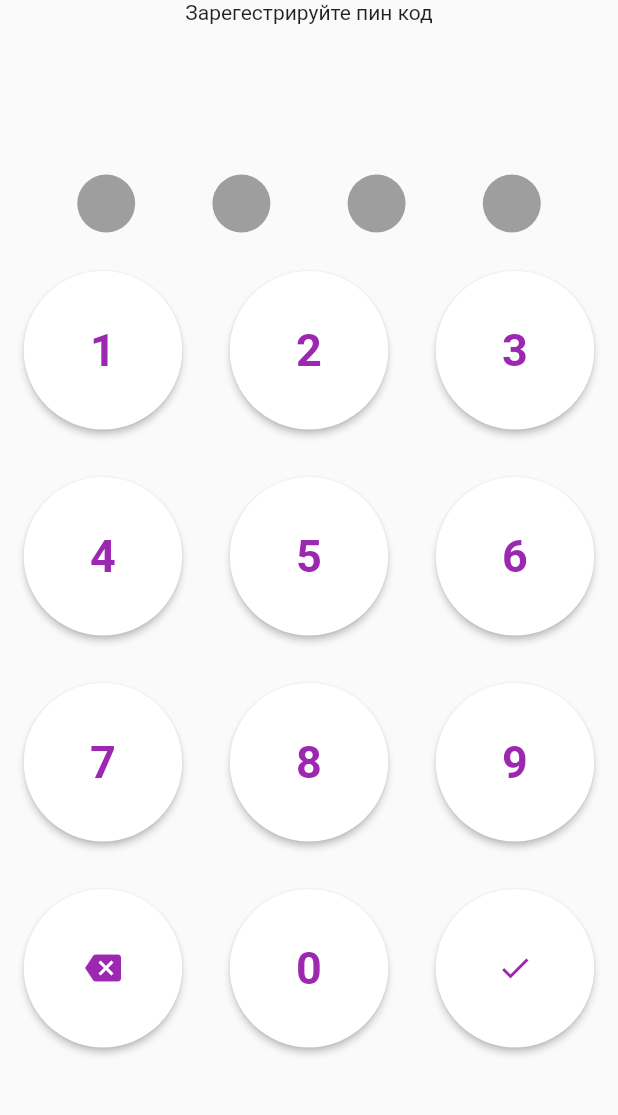
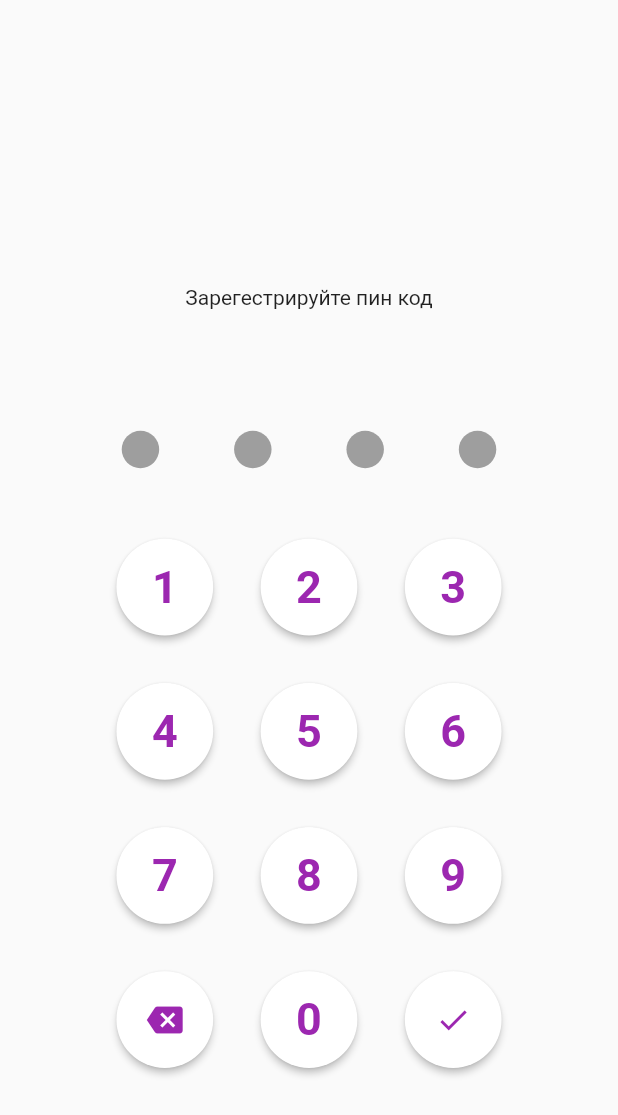
Before and after one commit to WeOwnYou/bloc_example_remake, a Flutter app: the screen it shows after launch, on a phone screen of 412 x 824 dp. Shown: the top 1115 px of the screen. Run offline on Flutter 3.47's test engine with Material 2 defaults, Android fonts, the phone set to English and light mode, and no system bars; our stand-ins replace auto_route, equatable, flutter_bloc, flutter_secure_storage, hive, hive_flutter; accounts and stored records are empty.

```diff
--- a/lib/app.dart
+++ b/lib/app.dart
@@ -10,18 +10,17 @@ import 'package:vedita_learning2/ui/authentication/authentication.dart';
 class MyApp extends StatelessWidget {
   final UserRepository userRepository;
   final AuthenticationRepository authenticationRepository;
-  final HiveRepository hiveRepository;
   const MyApp({
     super.key,
     required this.userRepository,
-    required this.hiveRepository,
     required this.authenticationRepository,
   });
   @override
   Widget build(BuildContext context) {
-    return RepositoryProvider<AuthenticationRepository>.value(
-      value: authenticationRepository,
-      child: BlocProvider<AuthenticationBloc>(
+    return
+      // RepositoryProvider<AuthenticationRepository>.value(
+      // value: authenticationRepository,
+      BlocProvider<AuthenticationBloc>(
         create: (_) => AuthenticationBloc(
           authenticationRepository: authenticationRepository,
           userRepository: userRepository,
@@ -32,7 +31,7 @@ class MyApp extends StatelessWidget {
           routeInformationParser: AppRouter.instance().defaultRouteParser(),
           builder: buildBlocListener,
         ),
-      ),
+      // ),
     );
   }
 
@@ -45,7 +44,7 @@ class MyApp extends StatelessWidget {
           case AuthenticationStatus.authenticated:
             AppRouter.instance().replace(
               MainScreenRoute(
-                hiveRepository: hiveRepository,
+                hiveRepository: HiveRepository(),
                 userRepository: userRepository,
               ),
             );
--- a/lib/main.dart
+++ b/lib/main.dart
@@ -6,14 +6,13 @@ import 'package:user_repository/user_repository.dart';
 import 'app.dart';
 
 void main() async {
+  WidgetsFlutterBinding.ensureInitialized();
+  await Hive.initFlutter();
   Hive
     ..registerAdapter(TaskTypesAdapter())
     ..registerAdapter(TimeOfDayAdapter());
-  await Hive.initFlutter();
-  WidgetsFlutterBinding.ensureInitialized();
   runApp(
     MyApp(
-      hiveRepository: HiveRepository(),
       authenticationRepository: AuthenticationRepository(),
       userRepository: UserRepository(),
     ),
--- a/lib/ui/authentication/view/authentication_page.dart
+++ b/lib/ui/authentication/view/authentication_page.dart
@@ -23,16 +23,17 @@ class AuthenticationPage extends StatelessWidget {
       body: Column(
         children: [
           Expanded(
-            child: SafeArea(
-              child: Text(enteringText),
-            ),
+            flex: 3,
+            child: Align(
+              alignment: Alignment.bottomCenter,
+                child: Text(enteringText),),
           ),
           const Expanded(
             flex: 2, //3?
             child: BuildPinDotesWidget(),
           ),
           const Expanded(
-            flex: 12,
+            flex: 7,
             child: BuildNumPadWidget(),
           ),
         ],
--- a/lib/ui/authentication/widgets/num_pad.dart
+++ b/lib/ui/authentication/widgets/num_pad.dart
@@ -14,7 +14,10 @@ class BuildNumPadWidget extends StatelessWidget {
       fontWeight: FontWeight.bold,
       fontSize: 30,
     );
-    return GridView.count(
+    return FractionallySizedBox(
+      widthFactor: 0.7,
+      child: GridView.count(
+        physics: const NeverScrollableScrollPhysics(),
         crossAxisCount: 3,
         children: [
           ...List.generate(
@@ -45,6 +48,7 @@ class BuildNumPadWidget extends StatelessWidget {
             circleSize: size,
           ),
         ],
+      ),
     );
   }
 }
--- a/lib/ui/authentication/widgets/pin_dotes.dart
+++ b/lib/ui/authentication/widgets/pin_dotes.dart
@@ -15,7 +15,7 @@ class BuildPinDotesWidget extends StatelessWidget {
         ) ==
         AuthenticationStatus.failure;
     final padding = isFailure ? 15.0 : 0.0;
-    final size = MediaQuery.of(context).size.width / 16;
+    final size = MediaQuery.of(context).size.width / 16.5;
     return AnimatedPadding(
       padding: EdgeInsets.only(left: padding),
       duration: const Duration(microseconds: 1),
@@ -46,8 +46,8 @@ class _PinDote extends StatelessWidget {
   @override
   Widget build(BuildContext context) {
     return Container(
-      width: size * 1.5,
-      height: size * 1.5,
+      width: size,
+      height: size,
       margin: EdgeInsets.only(right: size, left: size, top: size * 2),
       decoration: BoxDecoration(
         shape: BoxShape.circle,
--- a/lib/ui/bottom_nav_bar/view/bottom_nav_bar_page.dart
+++ b/lib/ui/bottom_nav_bar/view/bottom_nav_bar_page.dart
@@ -16,11 +16,12 @@ class BottomNavBarPage extends StatelessWidget {
   @override
   Widget build(BuildContext context) {
     // print((hiveRepository == null).toString() + (userRepository == null).toString());
+    // print(hiveRepository, userRepository)
     return AutoTabsScaffold(
       routes: [
         HomeRoute(
-          hiveRepository: hiveRepository,
-          userRepository: userRepository,
+          // hiveRepository: hiveRepository,
+          // userRepository: userRepository,
         ),
         const ToDoListRoute(),
         const NotificationsRoute(),
```
Also changed, not shown: lib/ui/home/view/home_page.dart (+12 -12 lines), lib/navigation/router.gr.dart, lib/ui/bottom_nav_bar/bloc/bottom_nav_bar_bloc.dart (added), lib/ui/bottom_nav_bar/bloc/bottom_nav_bar_event.dart (added), lib/ui/bottom_nav_bar/bloc/bottom_nav_bar_state.dart (added). Lines whose indentation alone changed are shown as unchanged.
